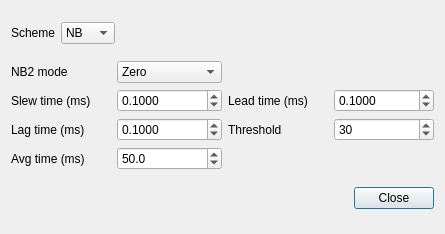
Qt form plugins/channelrx/wdsprx/wdsprxdnbdialog.ui (f4exb/sdrangel) before a commit.
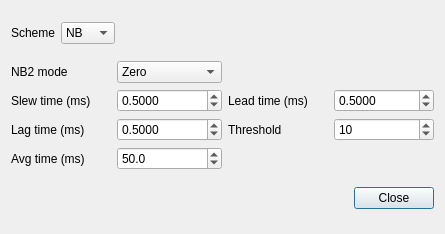
The same form after that commit.

Commit message: WDSP: extend parameters range of noise blanker

Diff of the .ui file:
```diff
--- a/plugins/channelrx/wdsprx/wdsprxdnbdialog.ui
+++ b/plugins/channelrx/wdsprx/wdsprxdnbdialog.ui
@@ -116,7 +116,7 @@
         <number>4</number>
        </property>
        <property name="maximum">
-        <double>2.000000000000000</double>
+        <double>10.000000000000000</double>
        </property>
        <property name="singleStep">
         <double>0.000100000000000</double>
@@ -125,7 +125,7 @@
         <enum>QAbstractSpinBox::DefaultStepType</enum>
        </property>
        <property name="value">
-        <double>0.100000000000000</double>
+        <double>0.500000000000000</double>
        </property>
       </widget>
      </item>
@@ -152,13 +152,13 @@
         <number>4</number>
        </property>
        <property name="maximum">
-        <double>2.000000000000000</double>
+        <double>10.000000000000000</double>
        </property>
        <property name="singleStep">
         <double>0.000100000000000</double>
        </property>
        <property name="value">
-        <double>0.100000000000000</double>
+        <double>0.500000000000000</double>
        </property>
       </widget>
      </item>
@@ -168,13 +168,13 @@
         <string>Noise blanking threshold multiplier</string>
        </property>
        <property name="minimum">
-        <number>15</number>
+        <number>2</number>
        </property>
        <property name="maximum">
-        <number>500</number>
+        <number>50</number>
        </property>
        <property name="value">
-        <number>30</number>
+        <number>10</number>
        </property>
       </widget>
      </item>
@@ -187,13 +187,13 @@
         <number>4</number>
        </property>
        <property name="maximum">
-        <double>2.000000000000000</double>
+        <double>10.000000000000000</double>
        </property>
        <property name="singleStep">
         <double>0.000100000000000</double>
        </property>
        <property name="value">
-        <double>0.100000000000000</double>
+        <double>0.500000000000000</double>
        </property>
       </widget>
      </item>
```
The commit also changes 2 other files.
